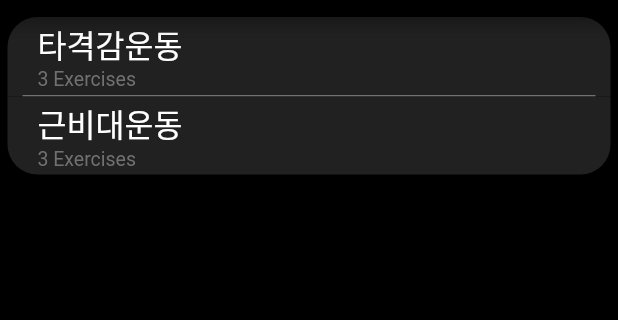
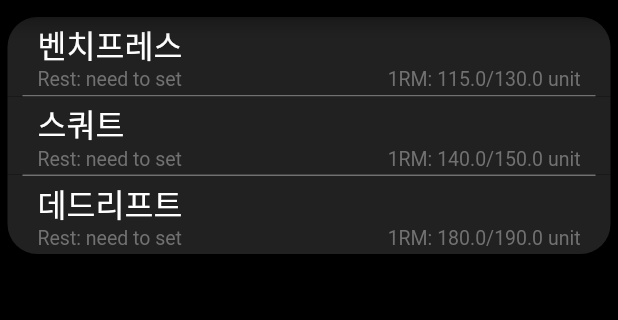
Before and after one commit to TaikoYamaguchi/sdb_trainer, a Flutter app: the Exercise screen opened directly, after a tap on the "swap horiz" icon, on a phone screen of 412 x 824 dp, the part 67-387 px from its top. Run offline on Flutter 3.47's test engine with Material 2 defaults, Android fonts, the phone set to English and light mode, and no system bars; our stand-ins replace flutter_svg, syncfusion_flutter_gauges, table_calendar; missing offline and left inert: transition.

Commit message:
exercise tree

```diff
--- a/lib/pages/exercise.dart
+++ b/lib/pages/exercise.dart
@@ -1,7 +1,7 @@
 import 'package:flutter/material.dart';
 import 'package:flutter_svg/flutter_svg.dart';
 import 'package:sdb_trainer/pages/each_workout.dart';
-
+import 'package:sdb_trainer/repository/exercises_repository.dart';
 import 'package:sdb_trainer/repository/workout_repository.dart';
 import 'package:sdb_trainer/src/model/workoutdata.dart';
 import 'package:transition/transition.dart';
@@ -59,17 +59,21 @@ class _ExerciseState extends State<Exercise> {
     );
   }
 
-  Widget _workoutWidget(routinedata) {
+  Widget _workoutWidget(routinedata,exunique) {
     return Container(
       color: Colors.black,
       child: ListView.separated(
         padding: EdgeInsets.symmetric(horizontal: 5),
         itemBuilder: (BuildContext _context, int index){
-          if(index==0){top = 20; bottom = 0;} else if (index==routinedata.routinedatas.length-1){top = 0;bottom = 20;} else {top = 0;bottom = 0;};
+          if(index==0){top = 20; bottom = 0;} else if (index==routinedata!.routinedatas.length-1){top = 0;bottom = 20;} else {top = 0;bottom = 0;};
           return GestureDetector(
             onTap: () {
               Navigator.push(context,Transition(
-                child: EachWorkoutDetails(workouttitle: routinedata.routinedatas[index].name, exerciselist: routinedata.routinedatas[index].exercises),
+                child: EachWorkoutDetails(
+                    workouttitle: routinedata.routinedatas[index].name,
+                    exerciselist: routinedata.routinedatas[index].exercises,
+                    uniqueinfo: exunique.exercises
+                ),
                 transitionEffect: TransitionEffect.RIGHT_TO_LEFT
               ));
             },
@@ -124,13 +128,13 @@ class _ExerciseState extends State<Exercise> {
   }
 
 
-  Widget _exercisesWidget(datas2) {
+  Widget _exercisesWidget(exunique) {
     return Container(
       color: Colors.black,
       child: ListView.separated(
           padding: EdgeInsets.symmetric(horizontal: 5),
           itemBuilder: (BuildContext _context, int index){
-            if(index==0){top = 20; bottom = 0;} else if (index==datas2.keys.toList().length-1){top = 0;bottom = 20;} else {top = 0;bottom = 0;};
+            if(index==0){top = 20; bottom = 0;} else if (index==exunique.exercises.length-1){top = 0;bottom = 20;} else {top = 0;bottom = 0;};
             return Container(
               child: Expanded(
                 child: Container(
@@ -150,7 +154,7 @@ class _ExerciseState extends State<Exercise> {
                     crossAxisAlignment: CrossAxisAlignment.start,
                     children: [
                       Text(
-                        datas2.keys.toList()[index],
+                        exunique.exercises[index].name,
                         style: TextStyle(fontSize: 21, color: Colors.white),
                       ),
 
@@ -159,12 +163,12 @@ class _ExerciseState extends State<Exercise> {
                           //mainAxisAlignment: MainAxisAlignment.spaceAround,
                           children: [
                             Text(
-                                "Rest: ${datas2[datas2.keys.toList()[index]][0]["rest"]}",
+                                "Rest: need to set",
                                 style: TextStyle(fontSize: 13, color: Color(0xFF717171))
                             ),
                             Expanded(child: SizedBox()),
                             Text(
-                                "1RM: ${datas2[datas2.keys.toList()[index]][0]["1rm"]}/${datas2[datas2.keys.toList()[index]][0]["goal"]}${datas2[datas2.keys.toList()[index]][0]["unit"]}",
+                                "1RM: ${exunique.exercises[index].onerm}/${exunique.exercises[index].goal} unit",
                                 style: TextStyle(fontSize: 13, color: Color(0xFF717171))
                             ),
                           ],
@@ -188,23 +192,29 @@ class _ExerciseState extends State<Exercise> {
             );
 
           },
-          itemCount: datas2.keys.toList().length
+          itemCount: exunique.exercises.length
       ),
     );
   }
 
   Widget _bodyWidget() {
-    return FutureBuilder<RoutinedataList>(
-      future: RoutineRepository.loadRoutinedata(),
-      builder: (BuildContext context, AsyncSnapshot<RoutinedataList> snapshot) {
+    return FutureBuilder (
+      future: Future.wait([RoutineRepository.loadRoutinedata(),ExercisesRepository.loadExercisesdata()]),
+      builder: (BuildContext context, AsyncSnapshot<List<dynamic>> snapshot) {
         if (snapshot.connectionState != ConnectionState.done) {
           return Container(color: Colors.black,child: Center(child: CircularProgressIndicator()));
         }
         if (snapshot.hasError) {
-          return Container(color: Colors.black,child: Center(child: Text("데이터 오류")));
+          return Container(color: Colors.black,child: Center(child: Text("데이터 오류",style: TextStyle(color: Colors.white))));
         }
         if (snapshot.hasData) {
-          return _workoutWidget(snapshot.data!);;
+          if (swap==1){
+            return _workoutWidget(snapshot.data![0],snapshot.data![1]);
+          }
+          else {
+            return _exercisesWidget(snapshot.data![1]);
+          }
+
         }
 
         return Container();
--- a/lib/src/model/exercisesdata.dart
+++ b/lib/src/model/exercisesdata.dart
@@ -16,13 +16,15 @@ class Exercisesdata {
     var list = parsedJson['exercises'] as List;
     List<Exercises> exerciseList =
     list.map((i) => Exercises.fromJson(i)).toList();
-    return Exercisesdata(
+    return new Exercisesdata(
         id: parsedJson['id'],
         user_email: parsedJson['user_email'],
         exercises: exerciseList,
         date: parsedJson["date"],
-        modified_number: parsedJson["new_record"],);
+        modified_number: parsedJson["modified_number"],);
   }
+
+
 }
 
 class Exercises {
--- a/lib/src/model/workoutdata.dart
+++ b/lib/src/model/workoutdata.dart
@@ -61,11 +61,14 @@ class Sets {
   final int index;
   final double weight;
   final int reps;
-  Sets({required this.index, required this.weight, required this.reps});
+  bool? ischecked;
+  Sets({required this.index, required this.weight, required this.reps, required this.ischecked});
   factory Sets.fromJson(Map<String, dynamic> parsedJson) {
     return Sets(
         index: parsedJson["index"],
         weight: parsedJson["weight"],
-        reps: parsedJson["reps"]);
+        reps: parsedJson["reps"],
+        ischecked: parsedJson["ischecked"],
+        );
   }
 }
```
Also changed, not shown: assets/json/workout.json (+29 -29 lines), lib/pages/each_exercise.dart (+15 -8 lines), lib/pages/each_workout.dart (+11 -3 lines), lib/repository/exercises_repository.dart (+31 -3 lines), lib/repository/workout_repository.dart (+14 -0 lines).
